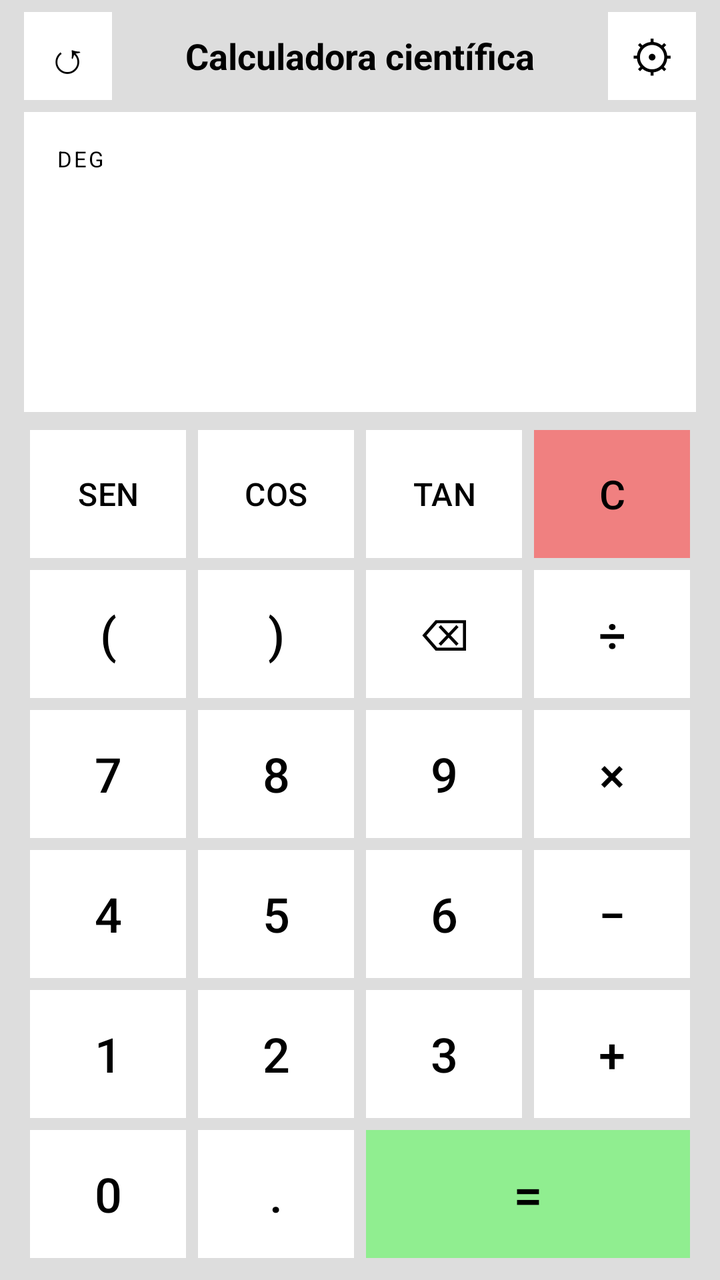
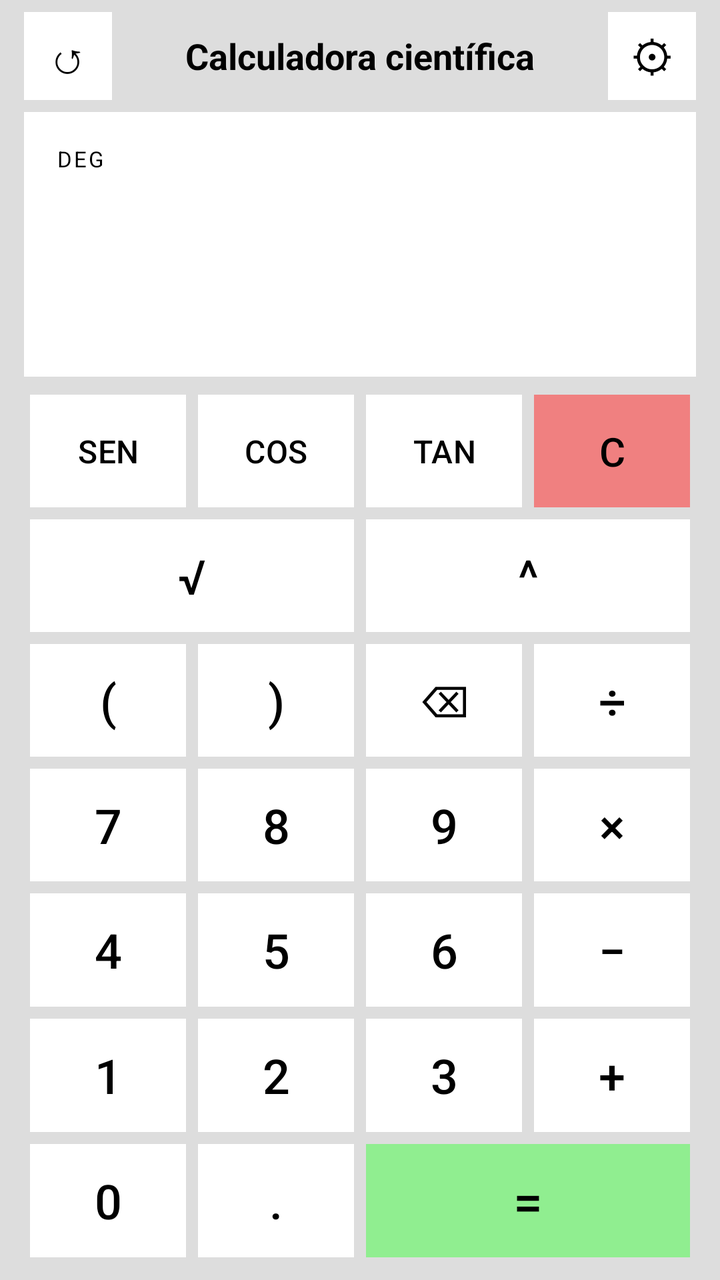

Before-and-after screenshots of an Android layout around one commit, followed by the original layout XML and the change that was made.
<!-- AndroidManifest.xml: application theme Theme.CalculadoraCientifica -->
<!-- res/layout/activity_main.xml -->
<?xml version="1.0" encoding="utf-8"?>
<FrameLayout xmlns:android="http://schemas.android.com/apk/res/android"
    xmlns:app="http://schemas.android.com/apk/res-auto"
    xmlns:tools="http://schemas.android.com/tools"
    android:id="@+id/main"
    android:layout_width="match_parent"
    android:layout_height="match_parent"
    android:background="#DDDDDD"
    tools:context=".MainActivity">

    <LinearLayout
        android:id="@+id/panelCalculadora"
        android:layout_width="match_parent"
        android:layout_height="match_parent"
        android:orientation="vertical"
        android:paddingStart="12dp"
        android:paddingEnd="12dp"
        android:paddingBottom="8dp">

        <LinearLayout
            android:layout_width="match_parent"
            android:layout_height="56dp"
            android:gravity="center_vertical"
            android:orientation="horizontal">

            <Button
                android:id="@+id/btnHistorial"
                android:layout_width="44dp"
                android:layout_height="44dp"
                android:contentDescription="@string/historial"
                android:insetTop="0dp"
                android:insetBottom="0dp"
                android:minWidth="0dp"
                android:minHeight="0dp"
                android:padding="0dp"
                android:text="@string/icono_historial"
                android:textColor="#000000"
                android:textSize="22sp"
                app:backgroundTint="#FFFFFF"
                app:cornerRadius="0dp" />

            <TextView
                android:layout_width="0dp"
                android:layout_height="wrap_content"
                android:layout_weight="1"
                android:gravity="center"
                android:text="@string/titulo"
                android:textColor="#000000"
                android:textSize="18sp"
                android:textStyle="bold" />

            <Button
                android:id="@+id/btnAjustes"
                android:layout_width="44dp"
                android:layout_height="44dp"
                android:contentDescription="@string/ajustes"
                android:insetTop="0dp"
                android:insetBottom="0dp"
                android:minWidth="0dp"
                android:minHeight="0dp"
                android:padding="0dp"
                android:text="@string/icono_ajustes"
                android:textColor="#000000"
                android:textSize="22sp"
                app:backgroundTint="#FFFFFF"
                app:cornerRadius="0dp" />
        </LinearLayout>

        <LinearLayout
            android:layout_width="match_parent"
            android:layout_height="0dp"
            android:layout_marginBottom="6dp"
            android:layout_weight="1"
            android:background="#FFFFFF"
            android:orientation="vertical"
            android:padding="16dp">

            <TextView
                android:layout_width="wrap_content"
                android:layout_height="wrap_content"
                android:letterSpacing="0.1"
                android:text="@string/grados"
                android:textColor="#000000"
                android:textSize="11sp" />

            <TextView
                android:id="@+id/txtExpresion"
                android:layout_width="match_parent"
                android:layout_height="0dp"
                android:layout_weight="1"
                android:fontFamily="monospace"
                android:gravity="bottom|end"
                android:textColor="#000000"
                android:textSize="34sp" />
        </LinearLayout>

        <GridLayout
            android:id="@+id/teclado"
            android:layout_width="match_parent"
            android:layout_height="0dp"
            android:layout_weight="2.8"
            android:columnCount="4"
            android:rowCount="6">

            <Button
                android:layout_width="0dp"
                android:layout_height="0dp"
                android:layout_rowWeight="1"
                android:layout_columnWeight="1"
                android:layout_margin="3dp"
                android:insetTop="0dp"
                android:insetBottom="0dp"
                android:padding="0dp"
                android:text="@string/btn_sen"
                android:textColor="#000000"
                android:textSize="16sp"
                app:backgroundTint="#FFFFFF"
                app:cornerRadius="0dp" />

            <Button
                android:layout_width="0dp"
                android:layout_height="0dp"
                android:layout_rowWeight="1"
                android:layout_columnWeight="1"
                android:layout_margin="3dp"
                android:insetTop="0dp"
                android:insetBottom="0dp"
                android:padding="0dp"
                android:text="@string/btn_cos"
                android:textColor="#000000"
                android:textSize="16sp"
                app:backgroundTint="#FFFFFF"
                app:cornerRadius="0dp" />

            <Button
                android:layout_width="0dp"
                android:layout_height="0dp"
                android:layout_rowWeight="1"
                android:layout_columnWeight="1"
                android:layout_margin="3dp"
                android:insetTop="0dp"
                android:insetBottom="0dp"
                android:padding="0dp"
                android:text="@string/btn_tan"
                android:textColor="#000000"
                android:textSize="16sp"
                app:backgroundTint="#FFFFFF"
                app:cornerRadius="0dp" />

            <Button
                android:layout_width="0dp"
                android:layout_height="0dp"
                android:layout_rowWeight="1"
                android:layout_columnWeight="1"
                android:layout_margin="3dp"
                android:insetTop="0dp"
                android:insetBottom="0dp"
                android:padding="0dp"
                android:text="@string/btn_borrar"
                android:textColor="#000000"
                android:textSize="20sp"
                app:backgroundTint="#F08080"
                app:cornerRadius="0dp" />

            <Button
                android:layout_width="0dp"
                android:layout_height="0dp"
                android:layout_rowWeight="1"
                android:layout_columnWeight="1"
                android:layout_margin="3dp"
                android:insetTop="0dp"
                android:insetBottom="0dp"
                android:padding="0dp"
                android:text="@string/btn_abrir"
                android:textColor="#000000"
                android:textSize="24sp"
                app:backgroundTint="#FFFFFF"
                app:cornerRadius="0dp" />

            <Button
                android:layout_width="0dp"
                android:layout_height="0dp"
                android:layout_rowWeight="1"
                android:layout_columnWeight="1"
                android:layout_margin="3dp"
                android:insetTop="0dp"
                android:insetBottom="0dp"
                android:padding="0dp"
                android:text="@string/btn_cerrar"
                android:textColor="#000000"
                android:textSize="24sp"
                app:backgroundTint="#FFFFFF"
                app:cornerRadius="0dp" />

            <Button
                android:layout_width="0dp"
                android:layout_height="0dp"
                android:layout_rowWeight="1"
                android:layout_columnWeight="1"
                android:layout_margin="3dp"
                android:insetTop="0dp"
                android:insetBottom="0dp"
                android:padding="0dp"
                android:text="@string/btn_retroceso"
                android:textColor="#000000"
                android:textSize="22sp"
                app:backgroundTint="#FFFFFF"
                app:cornerRadius="0dp" />

            <Button
                android:layout_width="0dp"
                android:layout_height="0dp"
                android:layout_rowWeight="1"
                android:layout_columnWeight="1"
                android:layout_margin="3dp"
                android:insetTop="0dp"
                android:insetBottom="0dp"
                android:padding="0dp"
                android:text="@string/btn_dividir"
                android:textColor="#000000"
                android:textSize="24sp"
                app:backgroundTint="#FFFFFF"
                app:cornerRadius="0dp" />

            <Button
                android:layout_width="0dp"
                android:layout_height="0dp"
                android:layout_rowWeight="1"
                android:layout_columnWeight="1"
                android:layout_margin="3dp"
                android:insetTop="0dp"
                android:insetBottom="0dp"
                android:padding="0dp"
                android:text="@string/btn_7"
                android:textColor="#000000"
                android:textSize="24sp"
                app:backgroundTint="#FFFFFF"
                app:cornerRadius="0dp" />

            <Button
                android:layout_width="0dp"
                android:layout_height="0dp"
                android:layout_rowWeight="1"
                android:layout_columnWeight="1"
                android:layout_margin="3dp"
                android:insetTop="0dp"
                android:insetBottom="0dp"
                android:padding="0dp"
                android:text="@string/btn_8"
                android:textColor="#000000"
                android:textSize="24sp"
                app:backgroundTint="#FFFFFF"
                app:cornerRadius="0dp" />

            <Button
                android:layout_width="0dp"
                android:layout_height="0dp"
                android:layout_rowWeight="1"
                android:layout_columnWeight="1"
                android:layout_margin="3dp"
                android:insetTop="0dp"
                android:insetBottom="0dp"
                android:padding="0dp"
                android:text="@string/btn_9"
                android:textColor="#000000"
                android:textSize="24sp"
                app:backgroundTint="#FFFFFF"
                app:cornerRadius="0dp" />

            <Button
                android:layout_width="0dp"
                android:layout_height="0dp"
                android:layout_rowWeight="1"
                android:layout_columnWeight="1"
                android:layout_margin="3dp"
                android:insetTop="0dp"
                android:insetBottom="0dp"
                android:padding="0dp"
                android:text="@string/btn_multiplicar"
                android:textColor="#000000"
                android:textSize="24sp"
                app:backgroundTint="#FFFFFF"
                app:cornerRadius="0dp" />

            <Button
                android:layout_width="0dp"
                android:layout_height="0dp"
                android:layout_rowWeight="1"
                android:layout_columnWeight="1"
                android:layout_margin="3dp"
                android:insetTop="0dp"
                android:insetBottom="0dp"
                android:padding="0dp"
                android:text="@string/btn_4"
                android:textColor="#000000"
                android:textSize="24sp"
                app:backgroundTint="#FFFFFF"
                app:cornerRadius="0dp" />

            <Button
                android:layout_width="0dp"
                android:layout_height="0dp"
                android:layout_rowWeight="1"
                android:layout_columnWeight="1"
                android:layout_margin="3dp"
                android:insetTop="0dp"
                android:insetBottom="0dp"
                android:padding="0dp"
                android:text="@string/btn_5"
                android:textColor="#000000"
                android:textSize="24sp"
                app:backgroundTint="#FFFFFF"
                app:cornerRadius="0dp" />

            <Button
                android:layout_width="0dp"
                android:layout_height="0dp"
                android:layout_rowWeight="1"
                android:layout_columnWeight="1"
                android:layout_margin="3dp"
                android:insetTop="0dp"
                android:insetBottom="0dp"
                android:padding="0dp"
                android:text="@string/btn_6"
                android:textColor="#000000"
                android:textSize="24sp"
                app:backgroundTint="#FFFFFF"
                app:cornerRadius="0dp" />

            <Button
                android:layout_width="0dp"
                android:layout_height="0dp"
                android:layout_rowWeight="1"
                android:layout_columnWeight="1"
                android:layout_margin="3dp"
                android:insetTop="0dp"
                android:insetBottom="0dp"
                android:padding="0dp"
                android:text="@string/btn_restar"
                android:textColor="#000000"
                android:textSize="24sp"
                app:backgroundTint="#FFFFFF"
                app:cornerRadius="0dp" />

            <Button
                android:layout_width="0dp"
                android:layout_height="0dp"
                android:layout_rowWeight="1"
                android:layout_columnWeight="1"
                android:layout_margin="3dp"
                android:insetTop="0dp"
                android:insetBottom="0dp"
                android:padding="0dp"
                android:text="@string/btn_1"
                android:textColor="#000000"
                android:textSize="24sp"
                app:backgroundTint="#FFFFFF"
                app:cornerRadius="0dp" />

            <Button
                android:layout_width="0dp"
                android:layout_height="0dp"
                android:layout_rowWeight="1"
                android:layout_columnWeight="1"
                android:layout_margin="3dp"
                android:insetTop="0dp"
                android:insetBottom="0dp"
                android:padding="0dp"
                android:text="@string/btn_2"
                android:textColor="#000000"
                android:textSize="24sp"
                app:backgroundTint="#FFFFFF"
                app:cornerRadius="0dp" />

            <Button
                android:layout_width="0dp"
                android:layout_height="0dp"
                android:layout_rowWeight="1"
                android:layout_columnWeight="1"
                android:layout_margin="3dp"
                android:insetTop="0dp"
                android:insetBottom="0dp"
                android:padding="0dp"
                android:text="@string/btn_3"
                android:textColor="#000000"
                android:textSize="24sp"
                app:backgroundTint="#FFFFFF"
                app:cornerRadius="0dp" />

            <Button
                android:layout_width="0dp"
                android:layout_height="0dp"
                android:layout_rowWeight="1"
                android:layout_columnWeight="1"
                android:layout_margin="3dp"
                android:insetTop="0dp"
                android:insetBottom="0dp"
                android:padding="0dp"
                android:text="@string/btn_sumar"
                android:textColor="#000000"
                android:textSize="24sp"
                app:backgroundTint="#FFFFFF"
                app:cornerRadius="0dp" />

            <Button
                android:layout_width="0dp"
                android:layout_height="0dp"
                android:layout_rowWeight="1"
                android:layout_columnWeight="1"
                android:layout_margin="3dp"
                android:insetTop="0dp"
                android:insetBottom="0dp"
                android:padding="0dp"
                android:text="@string/btn_0"
                android:textColor="#000000"
                android:textSize="24sp"
                app:backgroundTint="#FFFFFF"
                app:cornerRadius="0dp" />

            <Button
                android:layout_width="0dp"
                android:layout_height="0dp"
                android:layout_rowWeight="1"
                android:layout_columnWeight="1"
                android:layout_margin="3dp"
                android:insetTop="0dp"
                android:insetBottom="0dp"
                android:padding="0dp"
                android:text="@string/btn_punto"
                android:textColor="#000000"
                android:textSize="24sp"
                app:backgroundTint="#FFFFFF"
                app:cornerRadius="0dp" />

            <Button
                android:layout_width="0dp"
                android:layout_height="0dp"
                android:layout_rowWeight="1"
                android:layout_columnSpan="2"
                android:layout_columnWeight="2"
                android:layout_gravity="fill"
                android:layout_margin="3dp"
                android:insetTop="0dp"
                android:insetBottom="0dp"
                android:padding="0dp"
                android:text="@string/btn_igual"
                android:textColor="#000000"
                android:textSize="26sp"
                app:backgroundTint="#90EE90"
                app:cornerRadius="0dp" />
        </GridLayout>
    </LinearLayout>

    <LinearLayout
        android:id="@+id/panelHistorial"
        android:layout_width="match_parent"
        android:layout_height="match_parent"
        android:orientation="vertical"
        android:paddingStart="12dp"
        android:paddingEnd="12dp"
        android:paddingBottom="8dp"
        android:visibility="gone">

        <LinearLayout
            android:layout_width="match_parent"
            android:layout_height="56dp"
            android:gravity="center_vertical"
            android:orientation="horizontal">

            <Button
                android:id="@+id/btnVolver"
                android:layout_width="44dp"
                android:layout_height="44dp"
                android:contentDescription="@string/volver"
                android:insetTop="0dp"
                android:insetBottom="0dp"
                android:minWidth="0dp"
                android:minHeight="0dp"
                android:padding="0dp"
                android:text="@string/icono_volver"
                android:textColor="#000000"
                android:textSize="22sp"
                app:backgroundTint="#FFFFFF"
                app:cornerRadius="0dp" />

            <TextView
                android:layout_width="0dp"
                android:layout_height="wrap_content"
                android:layout_marginStart="12dp"
                android:layout_weight="1"
                android:text="@string/historial"
                android:textColor="#000000"
                android:textSize="18sp"
                android:textStyle="bold" />

            <TextView
                android:id="@+id/txtContador"
                android:layout_width="wrap_content"
                android:layout_height="wrap_content"
                android:textColor="#000000"
                android:textSize="13sp" />
        </LinearLayout>

        <ScrollView
            android:layout_width="match_parent"
            android:layout_height="0dp"
            android:layout_weight="1"
            android:background="#FFFFFF">

            <TextView
                android:id="@+id/txtHistorial"
                android:layout_width="match_parent"
                android:layout_height="wrap_content"
                android:fontFamily="monospace"
                android:gravity="end"
                android:lineSpacingExtra="4dp"
                android:padding="16dp"
                android:textColor="#000000"
                android:textSize="20sp" />
        </ScrollView>
    </LinearLayout>

</FrameLayout>
<!-- resources referenced by this layout -->
<resources>
  <string name="ajustes">Ajustes</string>
  <string name="btn_0">0</string>
  <string name="btn_1">1</string>
  <string name="btn_2">2</string>
  <string name="btn_3">3</string>
  <string name="btn_4">4</string>
  <string name="btn_5">5</string>
  <string name="btn_6">6</string>
  <string name="btn_7">7</string>
  <string name="btn_8">8</string>
  <string name="btn_9">9</string>
  <string name="btn_abrir">(</string>
  <string name="btn_borrar">C</string>
  <string name="btn_cerrar">)</string>
  <string name="btn_cos">COS</string>
  <string name="btn_dividir">÷</string>
  <string name="btn_igual">=</string>
  <string name="btn_multiplicar">×</string>
  <string name="btn_punto">.</string>
  <string name="btn_restar">−</string>
  <string name="btn_retroceso">⌫</string>
  <string name="btn_sen">SEN</string>
  <string name="btn_sumar">+</string>
  <string name="btn_tan">TAN</string>
  <string name="grados">DEG</string>
  <string name="historial">Historial</string>
  <string name="icono_ajustes">⚙︎</string>
  <string name="icono_historial">↺</string>
  <string name="icono_volver">←</string>
  <string name="titulo">Calculadora científica</string>
  <string name="volver">Volver</string>
  <style name="Theme.CalculadoraCientifica" parent="Base.Theme.CalculadoraCientifica" />
  <style name="Base.Theme.CalculadoraCientifica" parent="Theme.Material3.DayNight.NoActionBar">
          
          
      </style>
</resources>

<!-- the commit's change to res/layout/activity_main.xml (unified diff, before → after) -->
@@ -98,9 +98,9 @@
             android:id="@+id/teclado"
             android:layout_width="match_parent"
             android:layout_height="0dp"
-            android:layout_weight="2.8"
+            android:layout_weight="3.3"
             android:columnCount="4"
-            android:rowCount="6">
+            android:rowCount="7">
 
             <Button
                 android:layout_width="0dp"
@@ -160,6 +160,40 @@
                 android:textColor="#000000"
                 android:textSize="20sp"
                 app:backgroundTint="#F08080"
+                app:cornerRadius="0dp" />
+
+            <Button
+                android:layout_width="0dp"
+                android:layout_height="0dp"
+                android:layout_rowWeight="1"
+                android:layout_columnSpan="2"
+                android:layout_columnWeight="2"
+                android:layout_gravity="fill"
+                android:layout_margin="3dp"
+                android:insetTop="0dp"
+                android:insetBottom="0dp"
+                android:padding="0dp"
+                android:text="@string/btn_raiz"
+                android:textColor="#000000"
+                android:textSize="24sp"
+                app:backgroundTint="#FFFFFF"
+                app:cornerRadius="0dp" />
+
+            <Button
+                android:layout_width="0dp"
+                android:layout_height="0dp"
+                android:layout_rowWeight="1"
+                android:layout_columnSpan="2"
+                android:layout_columnWeight="2"
+                android:layout_gravity="fill"
+                android:layout_margin="3dp"
+                android:insetTop="0dp"
+                android:insetBottom="0dp"
+                android:padding="0dp"
+                android:text="@string/btn_potencia"
+                android:textColor="#000000"
+                android:textSize="24sp"
+                app:backgroundTint="#FFFFFF"
                 app:cornerRadius="0dp" />
 
             <Button
<!-- resource entries referenced after the edit -->
@@ -18,7 +18,9 @@
   <string name="btn_dividir">÷</string>
   <string name="btn_igual">=</string>
   <string name="btn_multiplicar">×</string>
+  <string name="btn_potencia">^</string>
   <string name="btn_punto">.</string>
+  <string name="btn_raiz">√</string>
   <string name="btn_restar">−</string>
   <string name="btn_retroceso">⌫</string>
   <string name="btn_sen">SEN</string>
